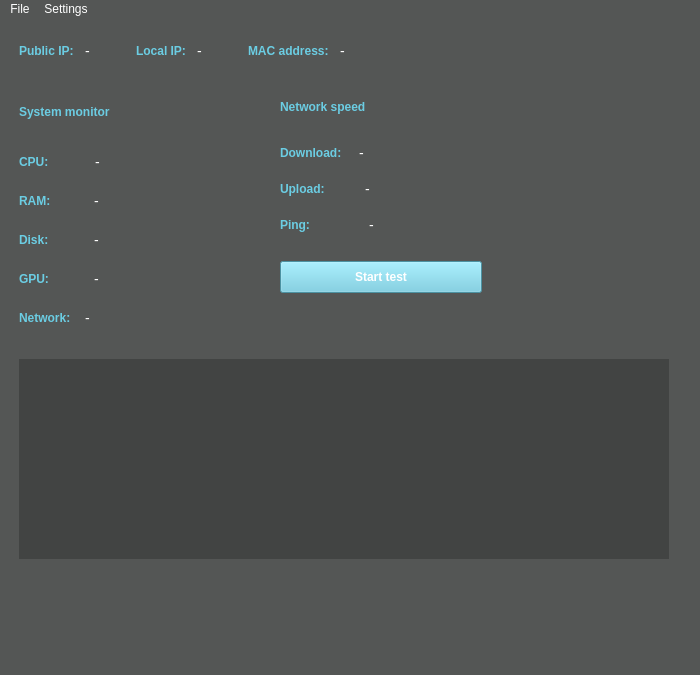
Qt form ui/design/monitor.ui (firstbobrov/SystemMonitoring) before a commit.
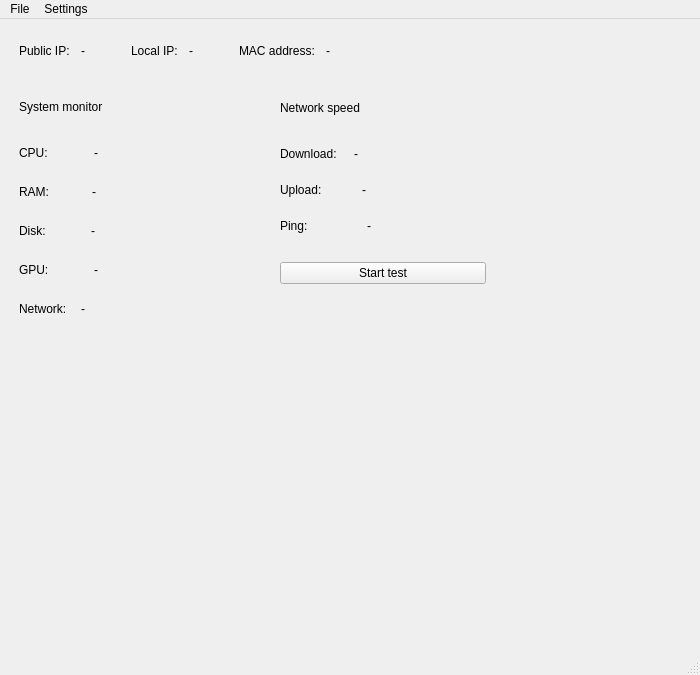
The same form after that commit.

Commit message: доделал дизайн и подготовил данные для экспорта в файлы

What changed in the file:
```diff
--- a/ui/design/monitor.ui
+++ b/ui/design/monitor.ui
@@ -61,6 +61,11 @@
     max-height: 30px;
 }
 
+QPushButton:disabled {
+    background: #424443; /* Более темный или менее насыщенный оттенок основного цвета */
+    color: #6B6B6B; /* Можно также изменить цвет текста для неактивных кнопок */
+}
+
 
 
 
@@ -113,6 +118,115 @@
     color: #6BCDE3;  /* Основной цвет */
     alternate-color: #5ABDD3;  /* Дополнительный цвет */
     width: 2px;  /* Толщина линии */
+}
+
+
+
+
+
+
+
+
+
+/* Основные анимации */
+QMenuBar, QMenuBar::item, QMenu, QMenu::item {
+    transition: all 150ms ease-out;
+}
+
+/* Стиль для верхней панели (QMenuBar) */
+QMenuBar {
+    background: #424443;
+    color: white;
+    font: 14px &quot;Montserrat&quot;;
+    padding: 0;
+    margin: 0;
+}
+
+QMenuBar::item {
+    background: transparent;
+    padding: 6px 12px;
+    margin: 0;
+    border: none;
+    transition: background-color 200ms ease, color 200ms ease;
+}
+
+QMenuBar::item:hover {
+    background: #6BCDE3;
+    color: #424443;
+}
+
+QMenuBar::item:pressed {
+    background: #5ABDD3;
+    transition: background-color 100ms ease;
+}
+
+QMenuBar::item:selected {
+    background: #6BCDE3;
+    color: #424443;
+}
+
+/* Стиль для выпадающего меню и подменю */
+QMenu {
+    background: #424443;
+    color: white;
+    padding: 0;
+    margin: 0;
+    animation: fadeIn 150ms ease;
+}
+
+QMenu::item {
+    background: transparent;
+    padding: 3px 16px 3px 8px;
+    margin: 0;
+    min-height: 22px;
+    transition: background-color 150ms ease, color 150ms ease;
+}
+
+QMenu::item:selected, 
+QMenu::item:hover {
+    background: #6BCDE3;
+    color: #424443;
+}
+
+QMenu::item:pressed {
+    background: #5ABDD3;
+    transition: background-color 100ms ease;
+}
+
+/* Анимация появления меню */
+@keyframes fadeIn {
+    from { opacity: 0; transform: translateY(-5px); }
+    to { opacity: 1; transform: translateY(0); }
+}
+
+/* Разделитель в меню */
+QMenu::separator {
+    height: 1px;
+    background: #545655;
+    margin: 0;
+}
+
+/* Индикатор подменю */
+QMenu::indicator {
+    width: 12px;
+    height: 12px;
+    margin-right: 0;
+    transition: transform 150ms ease;
+}
+
+QMenu::indicator:open {
+    transform: rotate(90deg);
+}
+
+/* Иконки в меню */
+QMenu::icon {
+    padding-left: 0;
+    margin-right: 4px;
+    transition: opacity 150ms ease;
+}
+
+QMenu::icon:hover {
+    opacity: 0.8;
 }</string>
   </property>
   <widget class="QWidget" name="centralwidget">
@@ -1010,9 +1124,12 @@
         <property name="orientation">
          <enum>Qt::Orientation::Horizontal</enum>
         </property>
+        <property name="sizeType">
+         <enum>QSizePolicy::Policy::MinimumExpanding</enum>
+        </property>
         <property name="sizeHint" stdset="0">
          <size>
-          <width>40</width>
+          <width>0</width>
           <height>20</height>
          </size>
         </property>
@@ -1100,7 +1217,7 @@
      <x>0</x>
      <y>0</y>
      <width>700</width>
-     <height>22</height>
+     <height>31</height>
     </rect>
    </property>
    <widget class="QMenu" name="file_MB">
```
Left out of the diff: 12 changed lines with no effect on the pictures. The commit also changes 7 other files.
